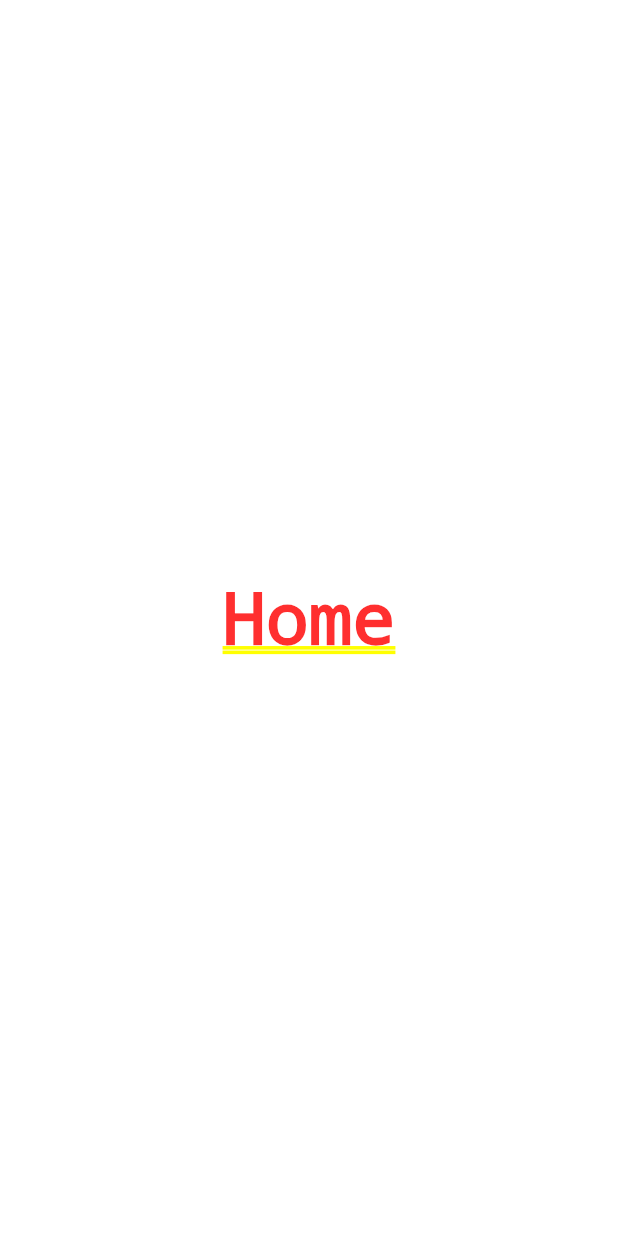
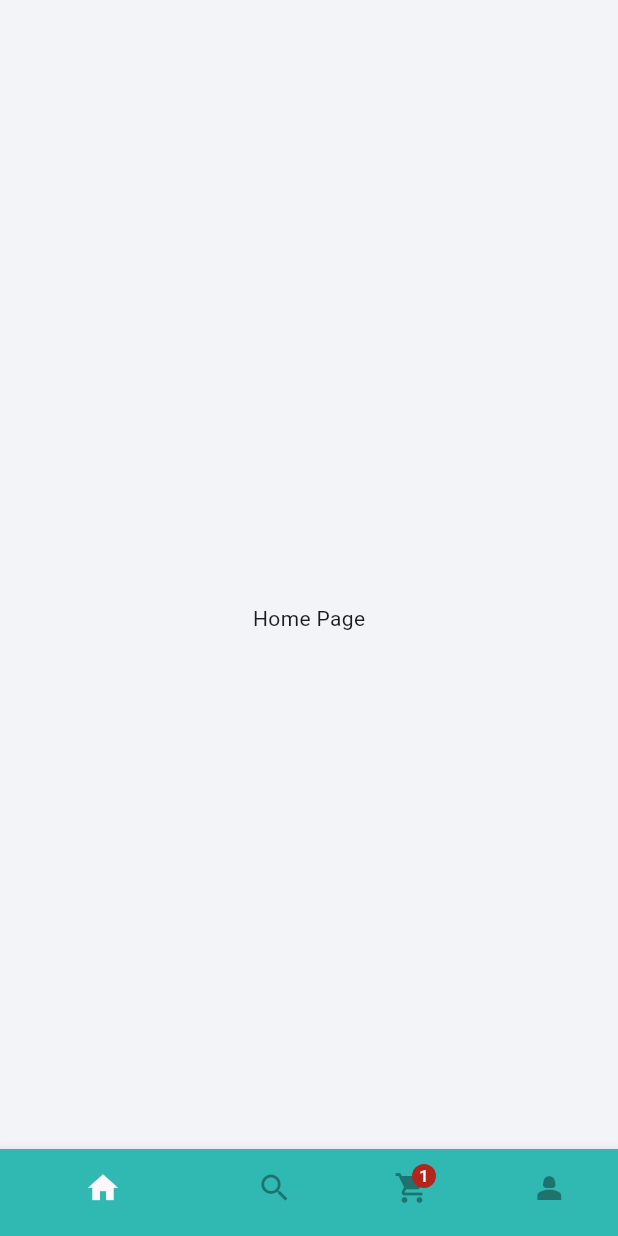
Before and after one commit to minh261002/Delivery-App, a Flutter app: the screen it shows after launch, on a phone screen of 412 x 824 dp. Run offline on Flutter 3.47's test engine with Material 3 defaults, Android fonts, the phone set to English and light mode, and no system bars; our stand-ins replace flutter_screenutil, get.

Commit message:
bottom navigation bar

```diff
--- /dev/null
+++ b/lib/controllers/tab_index_controller.dart
@@ -0,0 +1,10 @@
+import 'package:get/get.dart';
+
+class TabIndexController extends GetxController {
+  RxInt _tabIndex = 0.obs;
+  int get tabIndex => _tabIndex.value;
+
+  set SetTabIndex(int newValue) {
+    _tabIndex.value = newValue;
+  }
+}
--- a/lib/main.dart
+++ b/lib/main.dart
@@ -1,11 +1,12 @@
 import 'package:delivery_app/constants/constants.dart';
+import 'package:delivery_app/views/entrypoint.dart';
 import 'package:flutter/material.dart';
 import 'package:flutter_screenutil/flutter_screenutil.dart';
 import 'package:get/route_manager.dart';
 
-Widget defaultHome = const Center(child: Text('Home'));
+Widget defaultHome = const MainScreen();
 
-void main() => runApp(MyApp());
+void main() => runApp(const MyApp());
 
 class MyApp extends StatelessWidget {
   const MyApp({super.key});
--- /dev/null
+++ b/lib/views/entrypoint.dart
@@ -0,0 +1,65 @@
+import 'package:delivery_app/constants/constants.dart';
+import 'package:delivery_app/controllers/tab_index_controller.dart';
+import 'package:delivery_app/views/cart/cart_page.dart';
+import 'package:delivery_app/views/home/home_page.dart';
+import 'package:delivery_app/views/profile/profile_page.dart';
+import 'package:delivery_app/views/search/search_page.dart';
+import 'package:flutter/material.dart';
+import 'package:get/get.dart';
+
+class MainScreen extends StatelessWidget {
+  const MainScreen({super.key});
+
+  final List<Widget> pageList = const [
+    HomePage(),
+    SearchPage(),
+    CartPage(),
+    ProfilePage()
+  ];
+
+  @override
+  Widget build(BuildContext context) {
+    final controller = Get.put(TabIndexController());
+
+    return Obx(() => Scaffold(
+          body: Stack(
+            children: [
+              pageList[controller.tabIndex],
+              Align(
+                alignment: Alignment.bottomCenter,
+                child: Theme(
+                    data: Theme.of(context).copyWith(canvasColor: kPrimary),
+                    child: BottomNavigationBar(
+                        showSelectedLabels: false,
+                        showUnselectedLabels: false,
+                        unselectedIconTheme:
+                            const IconThemeData(color: Colors.black38),
+                        onTap: (value) => {
+                              controller.SetTabIndex = value,
+                            },
+                        currentIndex: controller.tabIndex,
+                        items: [
+                          BottomNavigationBarItem(
+                              icon: controller.tabIndex == 0
+                                  ? const Icon(Icons.home)
+                                  : const Icon(Icons.home_outlined),
+                              label: 'Home'),
+                          const BottomNavigationBarItem(
+                              icon: Icon(Icons.search), label: 'Search'),
+                          const BottomNavigationBarItem(
+                              icon: Badge(
+                                  label: Text('1'),
+                                  child: Icon(Icons.shopping_cart)),
+                              label: 'Cart'),
+                          BottomNavigationBarItem(
+                              icon: controller.tabIndex == 3
+                                  ? const Icon(Icons.person)
+                                  : const Icon(Icons.person_2),
+                              label: 'Profile'),
+                        ])),
+              )
+            ],
+          ),
+        ));
+  }
+}
--- /dev/null
+++ b/lib/views/home/home_page.dart
@@ -0,0 +1,14 @@
+import 'package:flutter/material.dart';
+
+class HomePage extends StatelessWidget {
+  const HomePage({super.key});
+
+  @override
+  Widget build(BuildContext context) {
+    return const Scaffold(
+      body: Center(
+        child: Text('Home Page'),
+      ),
+    );
+  }
+}
```
Also changed, not shown: lib/views/cart/cart_page.dart (added, +14 -0 lines), lib/views/profile/profile_page.dart (added, +14 -0 lines), lib/views/search/search_page.dart (added, +14 -0 lines).
